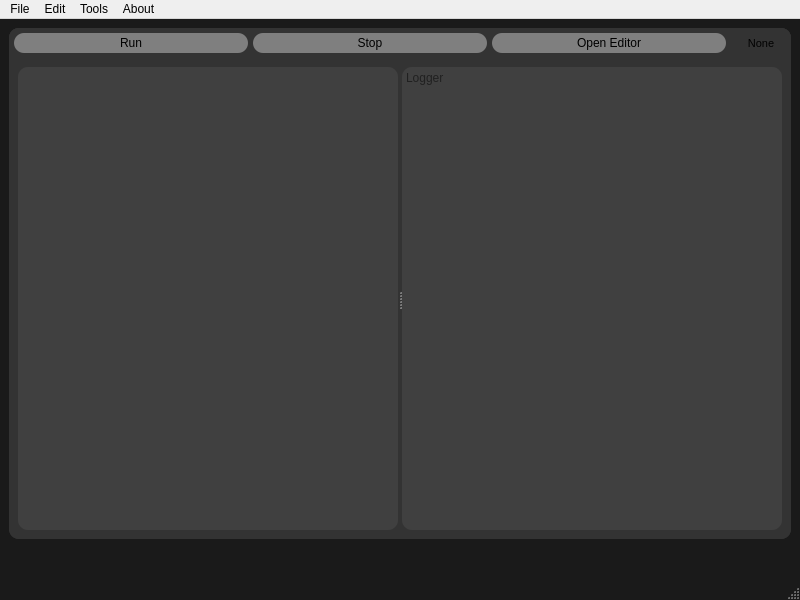
The window that src/ui/mainwindow.ui (dxtruong16a4/BaseMacro) describes before a commit, drawn with Qt 5.
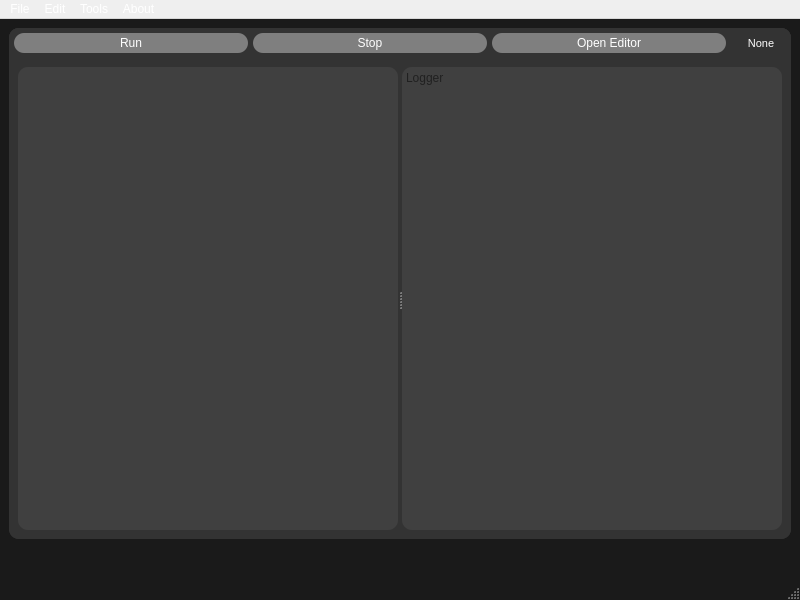
The same window after the commit. Icons and pictures are not drawn.

Patch:
```diff
--- a/src/ui/mainwindow.ui
+++ b/src/ui/mainwindow.ui
@@ -28,7 +28,14 @@
   </property>
   <property name="styleSheet">
    <string notr="true">QMainWindow {
-	background: #1A1A1A;
+background: #1A1A1A;
+color: white;
+}
+QMenuBar{
+color: white;
+}
+QStatusBar{
+color: white;
 }</string>
   </property>
   <widget class="QWidget" name="centralwidget">
@@ -98,7 +105,9 @@
           <enum>Qt::LayoutDirection::LeftToRight</enum>
          </property>
          <property name="styleSheet">
-          <string notr="true">border-radius:10px</string>
+          <string notr="true">QGroupBox{
+border-radius:10px;
+}</string>
          </property>
          <property name="title">
           <string/>
@@ -189,6 +198,7 @@
 {
 border-radius:10px;
 background:#7F7F7F;
+color: white;
 }
 QPushButton:hover
 {
@@ -225,6 +235,7 @@
 {
 border-radius:10px;
 background:#7F7F7F;
+color: white;
 }
 QPushButton:hover
 {
@@ -261,6 +272,7 @@
 {
 border-radius:10px;
 background:#7F7F7F;
+color: white;
 }
 QPushButton:hover
 {
@@ -353,7 +365,11 @@
                 <string>Connection</string>
                </property>
                <property name="styleSheet">
-                <string notr="true">border-radius:10px;</string>
+                <string notr="true">QLabel{
+border-radius:10px;
+color: white;
+}
+</string>
                </property>
                <property name="frameShape">
                 <enum>QFrame::Shape::NoFrame</enum>
```
Left out of the diff: 15 changed lines with no effect on the pictures.
